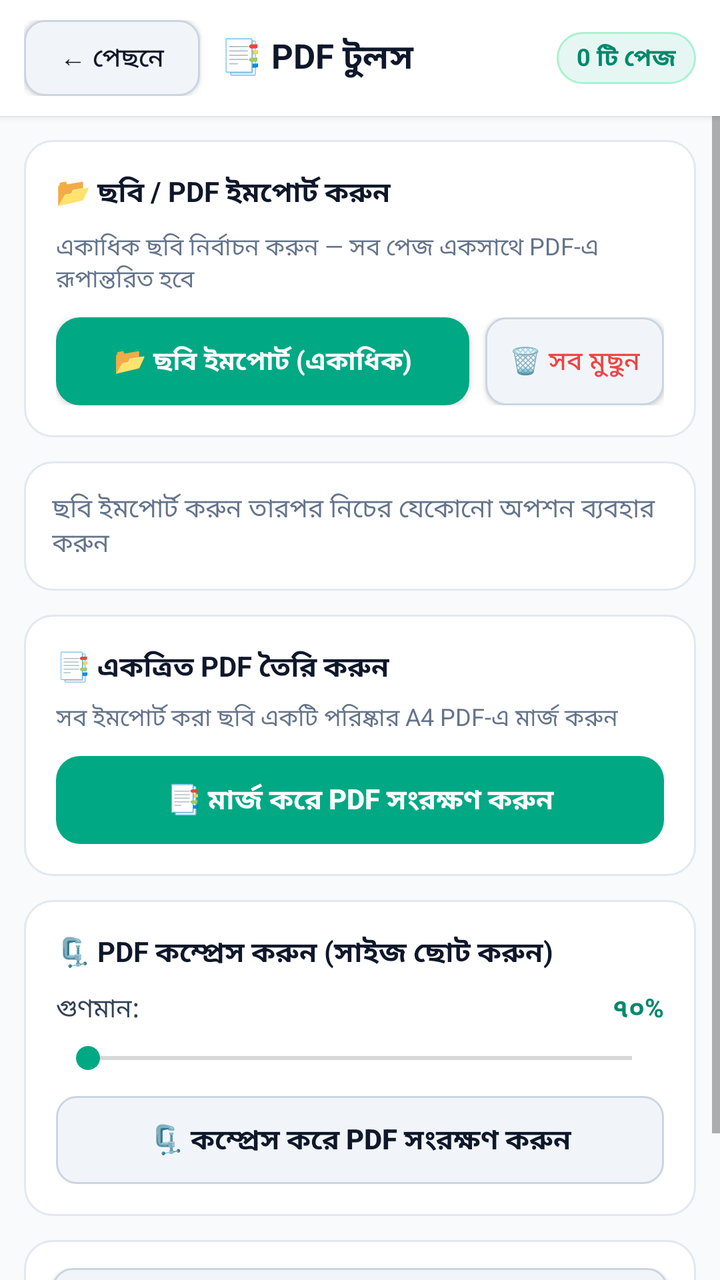
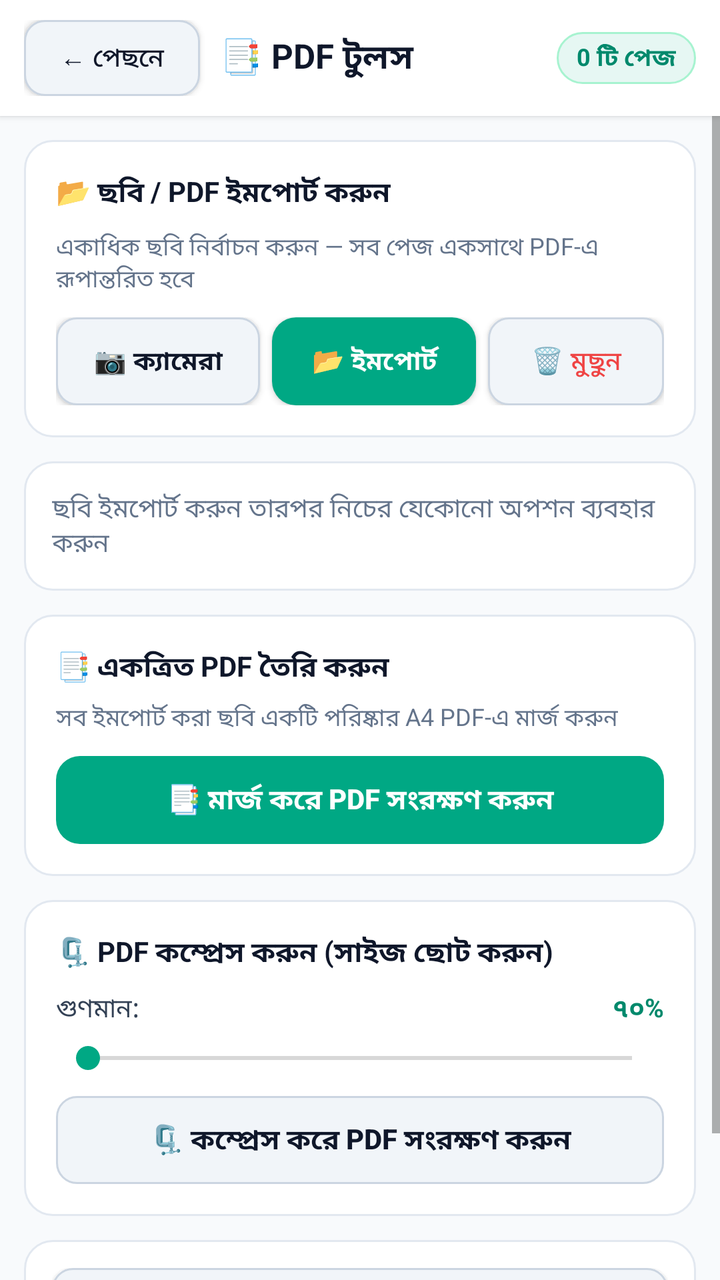

Before-and-after screenshots of an Android layout around one commit, followed by the original layout XML and the change that was made.
<!-- AndroidManifest.xml: application theme Theme.CamScannerPro -->
<!-- res/layout/activity_pdf_tools.xml -->
<?xml version="1.0" encoding="utf-8"?>
<LinearLayout xmlns:android="http://schemas.android.com/apk/res/android"
    android:layout_width="match_parent"
    android:layout_height="match_parent"
    android:orientation="vertical"
    android:background="#F8FAFC"
    android:fitsSystemWindows="true">

    
    <LinearLayout
        android:layout_width="match_parent"
        android:layout_height="wrap_content"
        android:background="#FFFFFF"
        android:paddingHorizontal="12dp"
        android:paddingVertical="10dp"
        android:gravity="center_vertical"
        android:elevation="2dp">

        <androidx.appcompat.widget.AppCompatButton
            android:id="@+id/btn_pdf_back"
            android:layout_width="wrap_content"
            android:layout_height="38dp"
            android:paddingHorizontal="12dp"
            android:text="← পেছনে"
            android:textAllCaps="false"
            android:background="@drawable/bg_btn_outline"
            android:textColor="#0F172A"
            android:textSize="13sp" />

        <TextView
            android:layout_width="0dp"
            android:layout_height="wrap_content"
            android:layout_weight="1"
            android:layout_marginStart="10dp"
            android:text="📑 PDF টুলস"
            android:textColor="#0F172A"
            android:textSize="17sp"
            android:textStyle="bold" />

        <TextView
            android:id="@+id/tv_pdf_page_count"
            android:layout_width="wrap_content"
            android:layout_height="wrap_content"
            android:background="@drawable/bg_chip"
            android:paddingHorizontal="10dp"
            android:paddingVertical="4dp"
            android:text="0 টি পেজ"
            android:textColor="#00896C"
            android:textStyle="bold"
            android:textSize="12sp" />
    </LinearLayout>

    
    <ProgressBar
        android:id="@+id/pb_pdf_tools"
        android:layout_width="match_parent"
        android:layout_height="4dp"
        style="?android:attr/progressBarStyleHorizontal"
        android:visibility="gone"
        android:indeterminate="true"
        android:progressTint="#00896C" />

    <ScrollView
        android:layout_width="match_parent"
        android:layout_height="0dp"
        android:layout_weight="1">

        <LinearLayout
            android:layout_width="match_parent"
            android:layout_height="wrap_content"
            android:orientation="vertical"
            android:padding="12dp">

            
            <LinearLayout
                android:layout_width="match_parent"
                android:layout_height="wrap_content"
                android:orientation="vertical"
                android:background="@drawable/bg_card"
                android:padding="16dp"
                android:layout_marginBottom="12dp">

                <TextView
                    android:layout_width="wrap_content"
                    android:layout_height="wrap_content"
                    android:text="📂 ছবি / PDF ইমপোর্ট করুন"
                    android:textColor="#0F172A"
                    android:textStyle="bold"
                    android:textSize="14sp"
                    android:layout_marginBottom="8dp" />

                <TextView
                    android:layout_width="wrap_content"
                    android:layout_height="wrap_content"
                    android:text="একাধিক ছবি নির্বাচন করুন — সব পেজ একসাথে PDF-এ রূপান্তরিত হবে"
                    android:textColor="#64748B"
                    android:textSize="12sp"
                    android:layout_marginBottom="10dp" />

                <LinearLayout android:layout_width="match_parent" android:layout_height="wrap_content" android:orientation="horizontal">
                    <androidx.appcompat.widget.AppCompatButton
                        android:id="@+id/btn_pdf_import"
                        android:layout_width="0dp"
                        android:layout_height="44dp"
                        android:layout_weight="1"
                        android:layout_marginEnd="8dp"
                        android:text="📂 ছবি ইমপোর্ট (একাধিক)"
                        android:textAllCaps="false"
                        android:textColor="#FFFFFF"
                        android:textSize="13sp"
                        android:textStyle="bold"
                        android:background="@drawable/bg_btn_primary" />

                    <androidx.appcompat.widget.AppCompatButton
                        android:id="@+id/btn_pdf_clear"
                        android:layout_width="wrap_content"
                        android:layout_height="44dp"
                        android:paddingHorizontal="12dp"
                        android:text="🗑️ সব মুছুন"
                        android:textAllCaps="false"
                        android:textColor="#EF4444"
                        android:textSize="13sp"
                        android:background="@drawable/bg_btn_outline" />
                </LinearLayout>
            </LinearLayout>

            
            <LinearLayout
                android:layout_width="match_parent"
                android:layout_height="wrap_content"
                android:orientation="vertical"
                android:background="@drawable/bg_card"
                android:padding="14dp"
                android:layout_marginBottom="12dp">

                <TextView
                    android:id="@+id/tv_pdf_status"
                    android:layout_width="match_parent"
                    android:layout_height="wrap_content"
                    android:text="ছবি ইমপোর্ট করুন তারপর নিচের যেকোনো অপশন ব্যবহার করুন"
                    android:textColor="#64748B"
                    android:textSize="13sp" />
            </LinearLayout>

            
            <LinearLayout
                android:layout_width="match_parent"
                android:layout_height="wrap_content"
                android:orientation="vertical"
                android:background="@drawable/bg_card"
                android:padding="16dp"
                android:layout_marginBottom="12dp">

                <TextView
                    android:layout_width="wrap_content"
                    android:layout_height="wrap_content"
                    android:text="📑 একত্রিত PDF তৈরি করুন"
                    android:textColor="#0F172A"
                    android:textStyle="bold"
                    android:textSize="14sp"
                    android:layout_marginBottom="6dp" />

                <TextView
                    android:layout_width="wrap_content"
                    android:layout_height="wrap_content"
                    android:text="সব ইমপোর্ট করা ছবি একটি পরিষ্কার A4 PDF-এ মার্জ করুন"
                    android:textColor="#64748B"
                    android:textSize="12sp"
                    android:layout_marginBottom="10dp" />

                <androidx.appcompat.widget.AppCompatButton
                    android:id="@+id/btn_pdf_merge"
                    android:layout_width="match_parent"
                    android:layout_height="44dp"
                    android:text="📑 মার্জ করে PDF সংরক্ষণ করুন"
                    android:textAllCaps="false"
                    android:textColor="#FFFFFF"
                    android:textSize="14sp"
                    android:textStyle="bold"
                    android:background="@drawable/bg_btn_primary"
                    android:enabled="false" />
            </LinearLayout>

            
            <LinearLayout
                android:layout_width="match_parent"
                android:layout_height="wrap_content"
                android:orientation="vertical"
                android:background="@drawable/bg_card"
                android:padding="16dp"
                android:layout_marginBottom="12dp">

                <TextView
                    android:layout_width="wrap_content"
                    android:layout_height="wrap_content"
                    android:text="🗜️ PDF কম্প্রেস করুন (সাইজ ছোট করুন)"
                    android:textColor="#0F172A"
                    android:textStyle="bold"
                    android:textSize="14sp"
                    android:layout_marginBottom="8dp" />

                <LinearLayout android:layout_width="match_parent" android:layout_height="wrap_content" android:orientation="horizontal" android:gravity="center_vertical" android:layout_marginBottom="6dp">
                    <TextView android:layout_width="0dp" android:layout_height="wrap_content" android:layout_weight="1" android:text="গুণমান:" android:textColor="#334155" android:textSize="13sp" />
                    <TextView android:id="@+id/tv_pdf_quality_val" android:layout_width="wrap_content" android:layout_height="wrap_content" android:text="৭০%" android:textColor="#00896C" android:textStyle="bold" android:textSize="13sp" />
                </LinearLayout>

                <SeekBar
                    android:id="@+id/sb_pdf_quality"
                    android:layout_width="match_parent"
                    android:layout_height="wrap_content"
                    android:layout_marginBottom="10dp" />

                <androidx.appcompat.widget.AppCompatButton
                    android:id="@+id/btn_pdf_compress"
                    android:layout_width="match_parent"
                    android:layout_height="44dp"
                    android:text="🗜️ কম্প্রেস করে PDF সংরক্ষণ করুন"
                    android:textAllCaps="false"
                    android:textColor="#0F172A"
                    android:textSize="14sp"
                    android:textStyle="bold"
                    android:background="@drawable/bg_btn_outline"
                    android:enabled="false" />
            </LinearLayout>

            
            <LinearLayout
                android:layout_width="match_parent"
                android:layout_height="wrap_content"
                android:orientation="vertical"
                android:background="@drawable/bg_card"
                android:padding="14dp"
                android:layout_marginBottom="24dp">

                <androidx.appcompat.widget.AppCompatButton
                    android:id="@+id/btn_pdf_share_last"
                    android:layout_width="match_parent"
                    android:layout_height="40dp"
                    android:text="📤 শেষ PDF শেয়ার করুন"
                    android:textAllCaps="false"
                    android:textColor="#0F172A"
                    android:textSize="13sp"
                    android:background="@drawable/bg_btn_outline" />
            </LinearLayout>
        </LinearLayout>
    </ScrollView>
</LinearLayout>
<!-- resources referenced by this layout -->
<resources>
  <!-- drawable bg_btn_outline (drawable) -->
  <?xml version="1.0" encoding="utf-8"?>
  <shape xmlns:android="http://schemas.android.com/apk/res/android" android:shape="rectangle">
      <solid android:color="#F1F5F9" />
      <corners android:radius="10dp" />
      <stroke android:width="1dp" android:color="#CBD5E1" />
  </shape>
  <!-- drawable bg_btn_primary (drawable) -->
  <?xml version="1.0" encoding="utf-8"?>
  <shape xmlns:android="http://schemas.android.com/apk/res/android" android:shape="rectangle">
      <solid android:color="#00A884" />
      <corners android:radius="12dp" />
  </shape>
  <!-- drawable bg_card (drawable) -->
  <?xml version="1.0" encoding="utf-8"?>
  <shape xmlns:android="http://schemas.android.com/apk/res/android" android:shape="rectangle">
      <solid android:color="#FFFFFF" />
      <corners android:radius="14dp" />
      <stroke android:width="1dp" android:color="#E2E8F0" />
  </shape>
  <!-- drawable bg_chip (drawable) -->
  <?xml version="1.0" encoding="utf-8"?>
  <shape xmlns:android="http://schemas.android.com/apk/res/android" android:shape="rectangle">
      <solid android:color="#E6F7F3" />
      <corners android:radius="20dp" />
      <stroke android:width="1dp" android:color="#A7F3D0" />
  </shape>
  <style name="Theme.CamScannerPro" parent="Theme.MaterialComponents.Light.NoActionBar">
          <item name="colorPrimary">#00A884</item>
          <item name="colorPrimaryDark">#00896C</item>
          <item name="colorAccent">#00A884</item>
          <item name="android:statusBarColor">#00896C</item>
          <item name="android:textAllCaps">false</item>
      </style>
</resources>

<!-- the commit's change to res/layout/activity_pdf_tools.xml (unified diff, before → after) -->
@@ -99,12 +99,25 @@
 
                 <LinearLayout android:layout_width="match_parent" android:layout_height="wrap_content" android:orientation="horizontal">
                     <androidx.appcompat.widget.AppCompatButton
+                        android:id="@+id/btn_pdf_camera"
+                        android:layout_width="0dp"
+                        android:layout_height="44dp"
+                        android:layout_weight="1"
+                        android:layout_marginEnd="6dp"
+                        android:text="📷 ক্যামেরা"
+                        android:textAllCaps="false"
+                        android:textColor="#0F172A"
+                        android:textSize="13sp"
+                        android:textStyle="bold"
+                        android:background="@drawable/bg_btn_outline" />
+
+                    <androidx.appcompat.widget.AppCompatButton
                         android:id="@+id/btn_pdf_import"
                         android:layout_width="0dp"
                         android:layout_height="44dp"
                         android:layout_weight="1"
-                        android:layout_marginEnd="8dp"
-                        android:text="📂 ছবি ইমপোর্ট (একাধিক)"
+                        android:layout_marginEnd="6dp"
+                        android:text="📂 ইমপোর্ট"
                         android:textAllCaps="false"
                         android:textColor="#FFFFFF"
                         android:textSize="13sp"
@@ -115,8 +128,8 @@
                         android:id="@+id/btn_pdf_clear"
                         android:layout_width="wrap_content"
                         android:layout_height="44dp"
-                        android:paddingHorizontal="12dp"
-                        android:text="🗑️ সব মুছুন"
+                        android:paddingHorizontal="10dp"
+                        android:text="🗑️ মুছুন"
                         android:textAllCaps="false"
                         android:textColor="#EF4444"
                         android:textSize="13sp"
